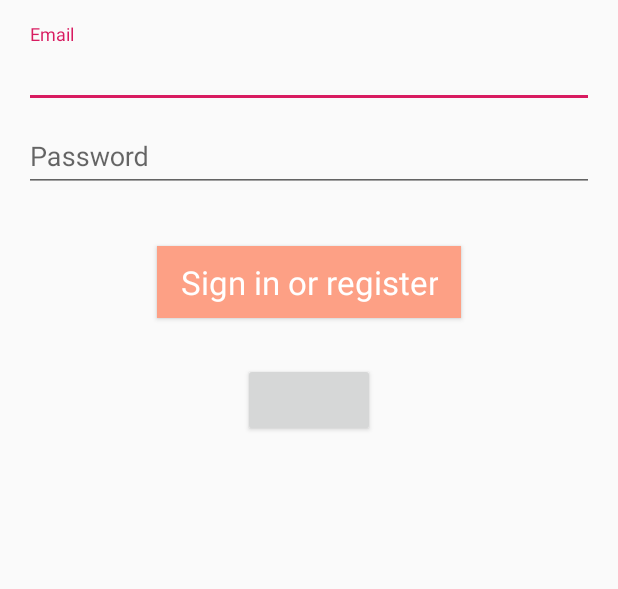
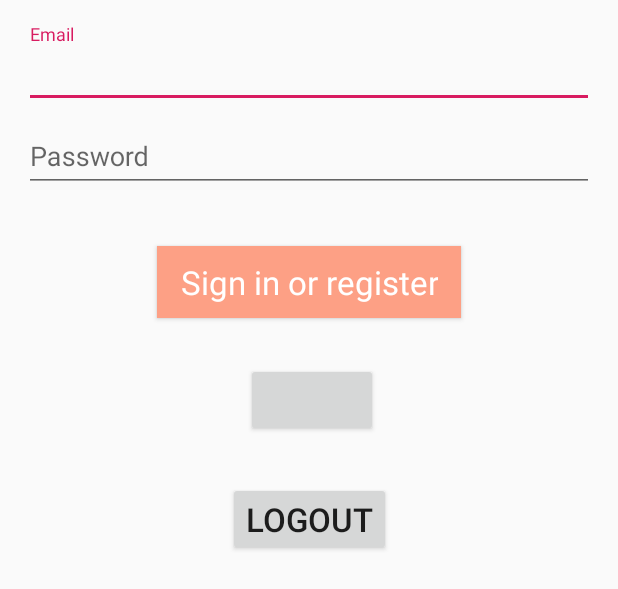
Before and after one commit to LouisBertin/8INF872_Pomodoro, an Android app: the layout activity_login.xml on its own in the app's theme, with its tools: preview values and no code run, on a phone screen of 412 x 824 dp. Shown: the top 589 px of the screen. Run offline under Robolectric (Android 15) with nearby library versions, the phone set to English and light mode, and no system bars; plain views replace LoginButton.

Commit message:
login/logout works with UI update

```diff
--- a/app/src/main/res/layout/activity_login.xml
+++ b/app/src/main/res/layout/activity_login.xml
@@ -76,9 +76,9 @@
                     android:layout_marginStart="8dp"
                     android:layout_marginTop="36dp"
                     android:layout_marginEnd="8dp"
+                    android:background="@color/colorSettings"
                     android:paddingLeft="15dp"
                     android:paddingRight="15dp"
-                    android:background="@color/colorSettings"
                     android:text="@string/action_sign_in"
                     android:textAllCaps="false"
                     android:textColor="@color/colorWhite"
@@ -94,12 +94,30 @@
                     android:layout_gravity="center_horizontal"
                     android:layout_marginTop="30dp"
                     android:layout_marginBottom="30dp"
+                    android:alpha="1"
+                    android:textSize="22sp"
+                    app:layout_constraintBottom_toBottomOf="parent"
+                    app:layout_constraintEnd_toEndOf="parent"
+                    app:layout_constraintHorizontal_bias="0.506"
+                    app:layout_constraintStart_toStartOf="parent"
+                    app:layout_constraintTop_toBottomOf="@+id/email_sign_in_button"
+                    app:layout_constraintVertical_bias="0.0" />
+
+                <Button
+                    android:id="@+id/logout_button"
+                    android:layout_width="wrap_content"
+                    android:layout_height="wrap_content"
+                    android:layout_gravity="center_horizontal"
+                    android:layout_marginTop="30dp"
+                    android:layout_marginBottom="30dp"
+                    android:text="Logout"
+                    android:onClick="signOut"
+                    android:textSize="22sp"
                     app:layout_constraintBottom_toBottomOf="parent"
                     app:layout_constraintEnd_toEndOf="parent"
                     app:layout_constraintStart_toStartOf="parent"
-                    app:layout_constraintTop_toBottomOf="@+id/email_sign_in_button"
-                    app:layout_constraintVertical_bias="1.0"
-                    android:textSize="22sp"/>
+                    app:layout_constraintTop_toBottomOf="@+id/login_button"
+                    app:layout_constraintVertical_bias="1.0" />
             </android.support.constraint.ConstraintLayout>
 
         </LinearLayout>
--- a/app/src/main/res/values/strings.xml
+++ b/app/src/main/res/values/strings.xml
@@ -3,7 +3,7 @@
     <string name="app_name">camL</string>
     <string name="navigation_drawer_open">Open navigation drawer</string>
     <string name="navigation_drawer_close">Close navigation drawer</string>
-    <string name="nav_header_title">Android Studio</string>
+    <string name="nav_header_title">CamL</string>
     <string name="nav_header_subtitle">android.studio@android.com</string>
     <string name="nav_header_desc">Navigation header</string>
     <string name="action_settings">Settings</string>
```
Also changed, not shown: app/src/main/java/com/example/louisbertin/pomodoro/LoginActivity.java (+30 -15 lines), app/src/main/java/com/example/louisbertin/pomodoro/MainActivity.java (+26 -13 lines).
